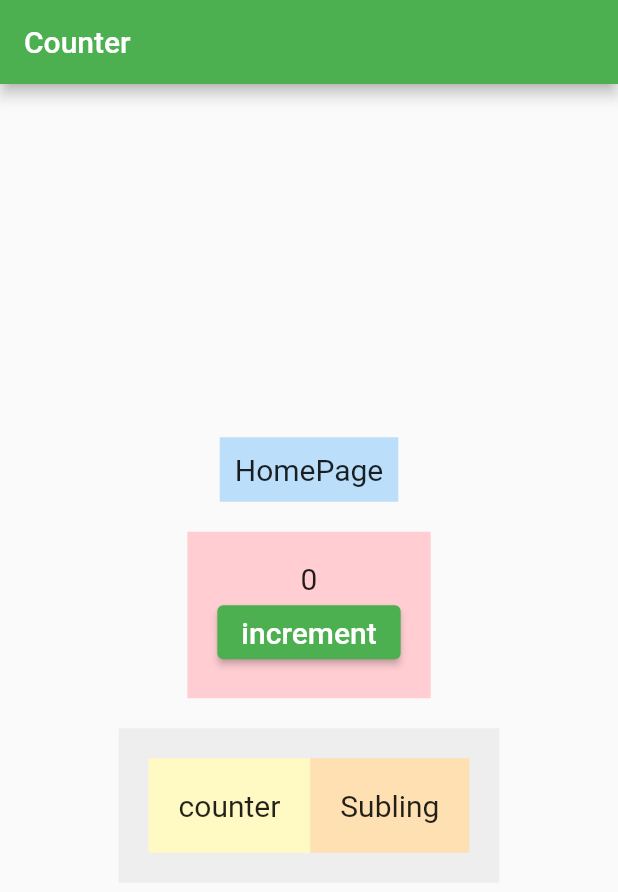
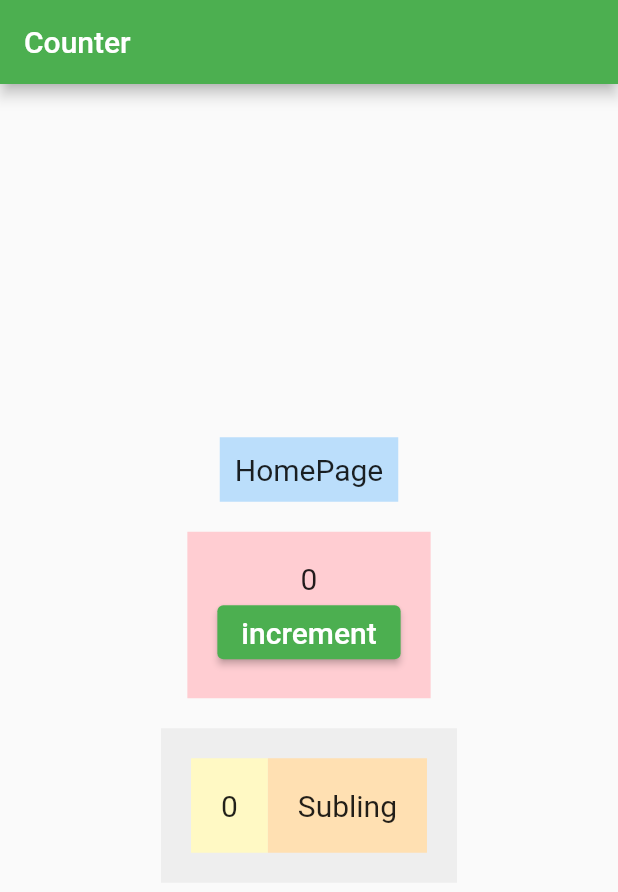
Before and after one commit to Kumail-Raza-Bangash/provider-overview-01, a Flutter app: the screen it shows after launch, on a phone screen of 412 x 824 dp. Shown: the top 892 px of the screen. Run offline on Flutter 3.47's test engine with Material 2 defaults, Android fonts, the phone set to English and light mode, and no system bars.

Commit message:
update in CounterB

```diff
--- a/lib/main.dart
+++ b/lib/main.dart
@@ -131,7 +131,7 @@ class CounterB extends StatelessWidget {
       color: Colors.yellow[100],
       padding: const EdgeInsets.all(20.0),
       child: Text(
-        'counter', style: TextStyle(fontSize: 20.0)
+        '$counter', style: TextStyle(fontSize: 20.0)
       ),
     );
   }
```
